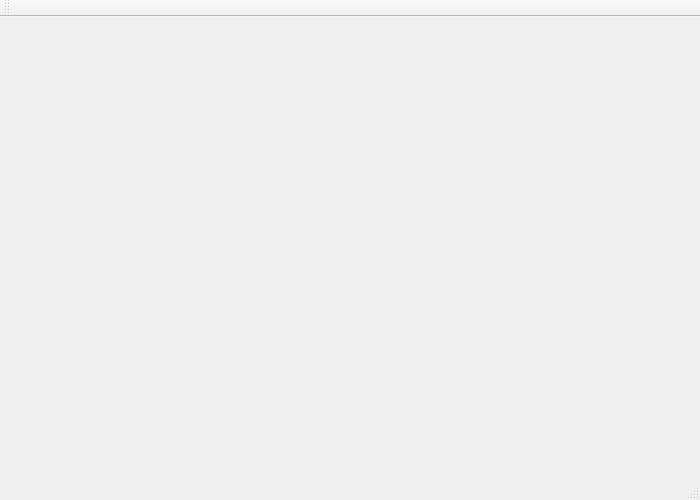
The window that hull_plotter/hull_plotter/hullplotter.ui (Manik7/boat-hull-optimizer) describes before a commit, drawn with Qt 5.
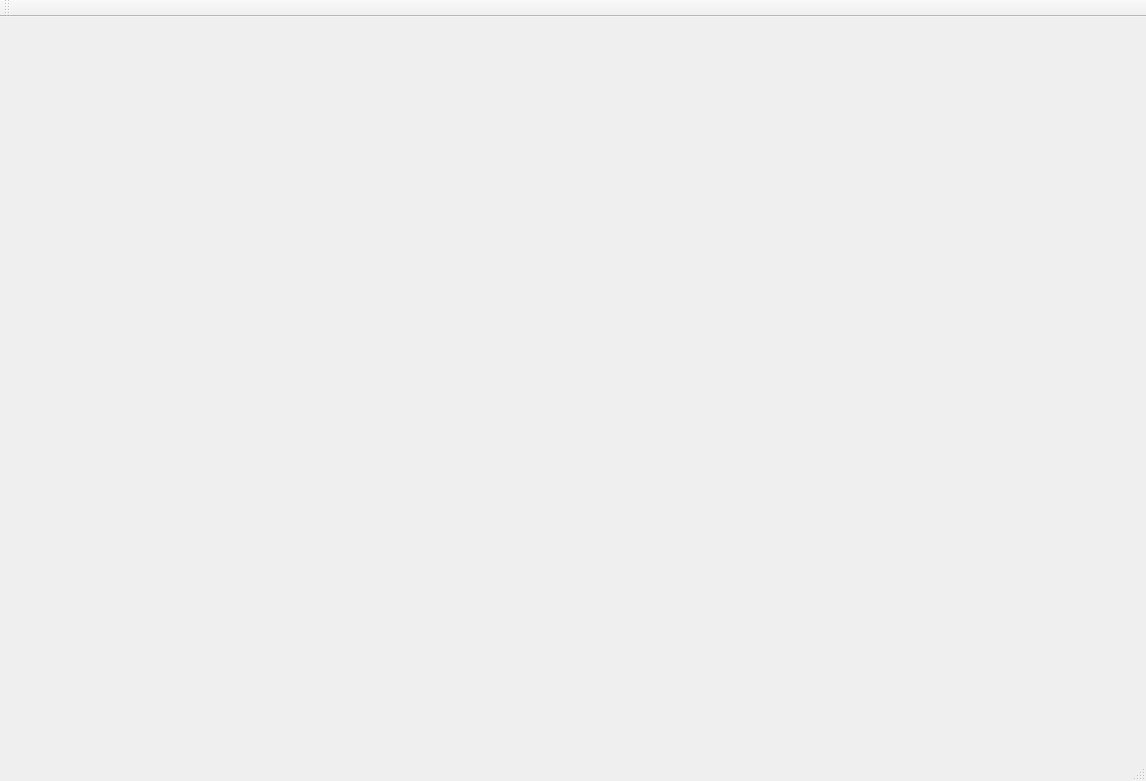
The same window after the commit.

What changed in the file:
```diff
--- a/hull_plotter/hull_plotter/hullplotter.ui
+++ b/hull_plotter/hull_plotter/hullplotter.ui
@@ -6,8 +6,8 @@
    <rect>
     <x>0</x>
     <y>0</y>
-    <width>700</width>
-    <height>500</height>
+    <width>1146</width>
+    <height>781</height>
    </rect>
   </property>
   <property name="windowTitle">
```
Left out of the diff: 2 changed lines with no effect on the pictures.
